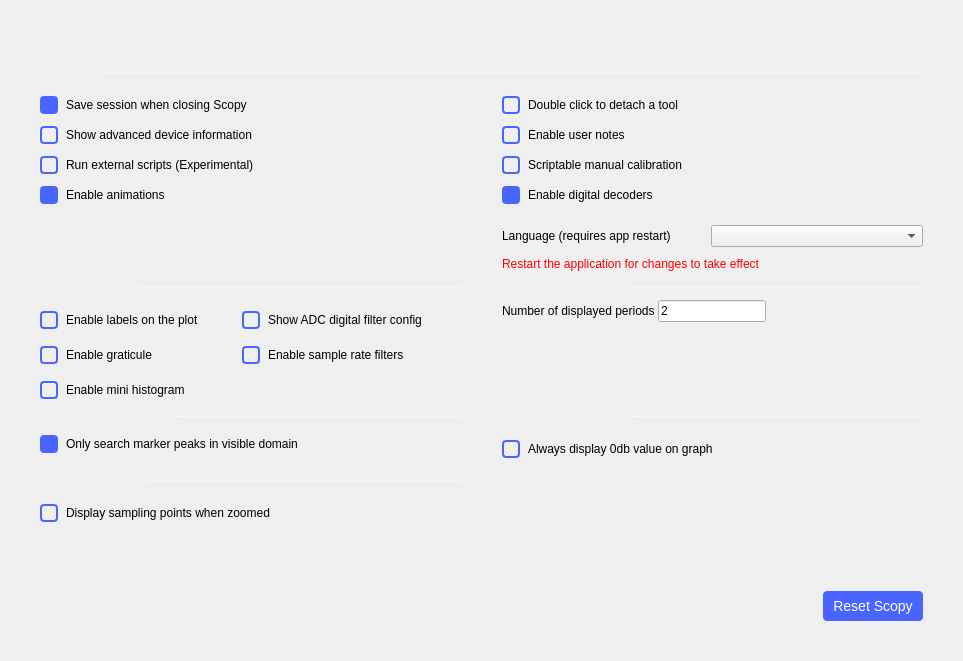
Before: the Qt Designer form ui/preferences.ui in analogdevicesinc/scopy, drawn with Qt 5.
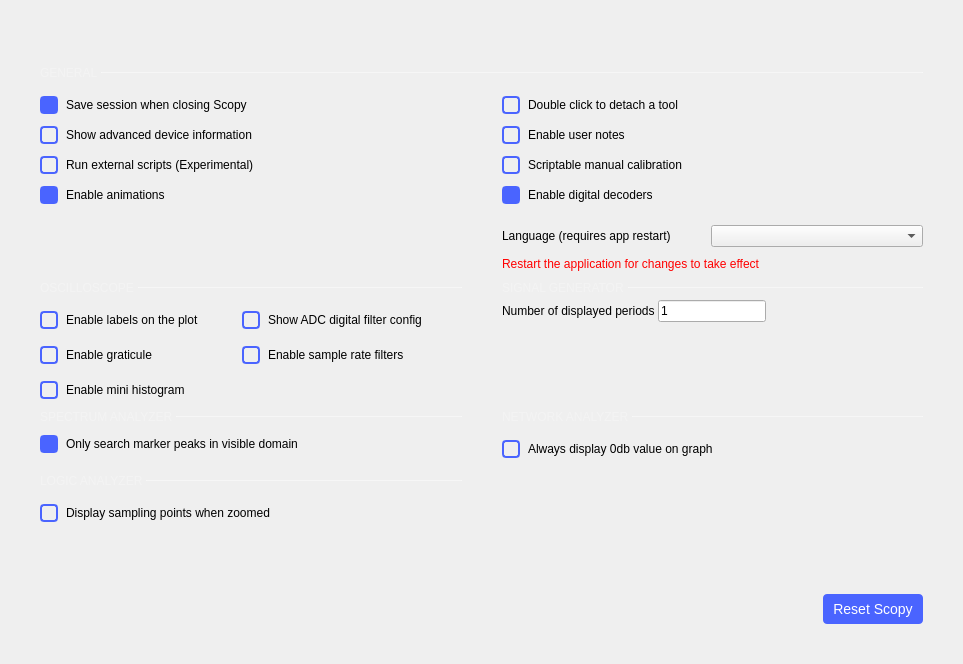
After: the same form once the commit is applied. Custom widgets are drawn as their Qt base class.

Commit message: SignalGenerator: Changed minimum display period to 1

The edit to the form file:
```diff
--- a/ui/preferences.ui
+++ b/ui/preferences.ui
@@ -7,7 +7,7 @@
     <x>0</x>
     <y>0</y>
     <width>963</width>
-    <height>661</height>
+    <height>664</height>
    </rect>
   </property>
   <property name="windowTitle">
@@ -761,7 +761,7 @@
 }</string>
                   </property>
                   <property name="text">
-                   <string>2</string>
+                   <string>1</string>
                   </property>
                  </widget>
                 </item>
```
The commit also changes 1 other file.
